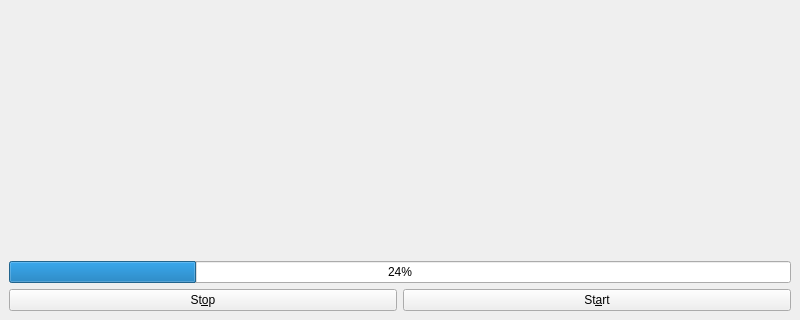
This is prodeliss.ui in delissgt/downloadManga as Qt 5 draws it before an edit; both pictures show x 0 to 800 and y 280 to 600 of the 800 by 600 pixel window. The edited form follows.
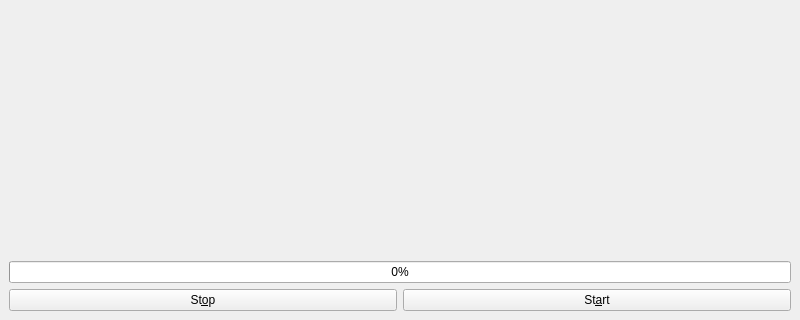
This is the edited form.

Commit message: download all images from a chapter and renamed them and saved in temporal file of os

```diff
--- a/prodeliss.ui
+++ b/prodeliss.ui
@@ -96,7 +96,7 @@
     <item>
      <widget class="QProgressBar" name="barraProgreso">
       <property name="value">
-       <number>24</number>
+       <number>0</number>
       </property>
      </widget>
     </item>
```
The commit also changes 2 other files.
